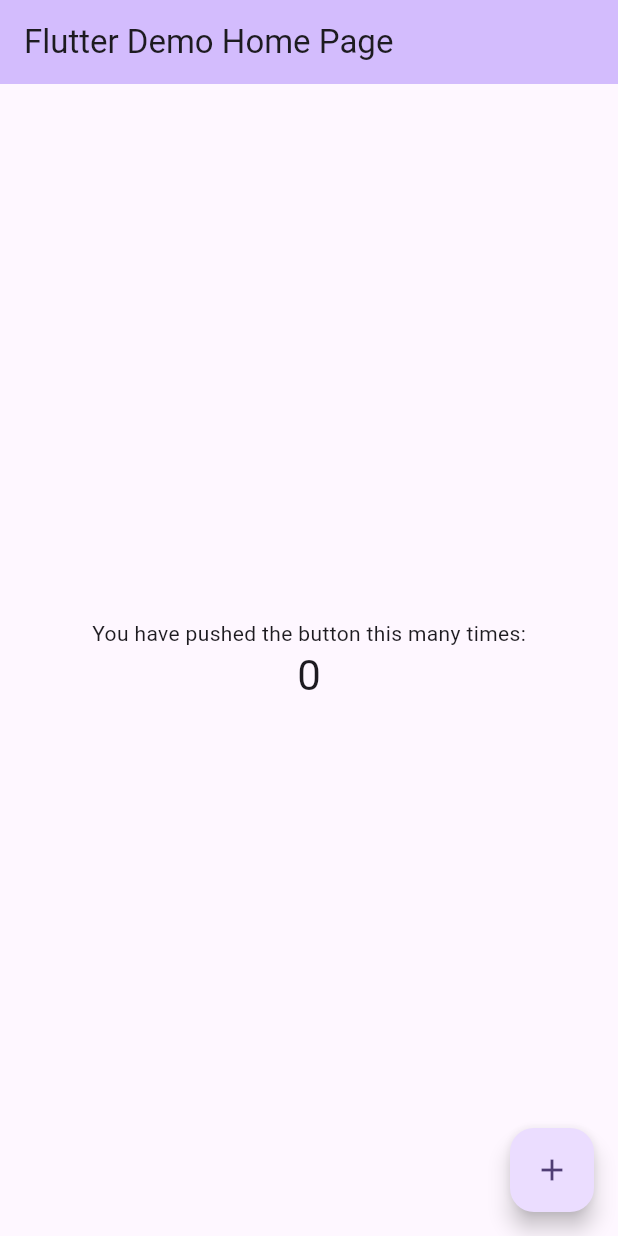
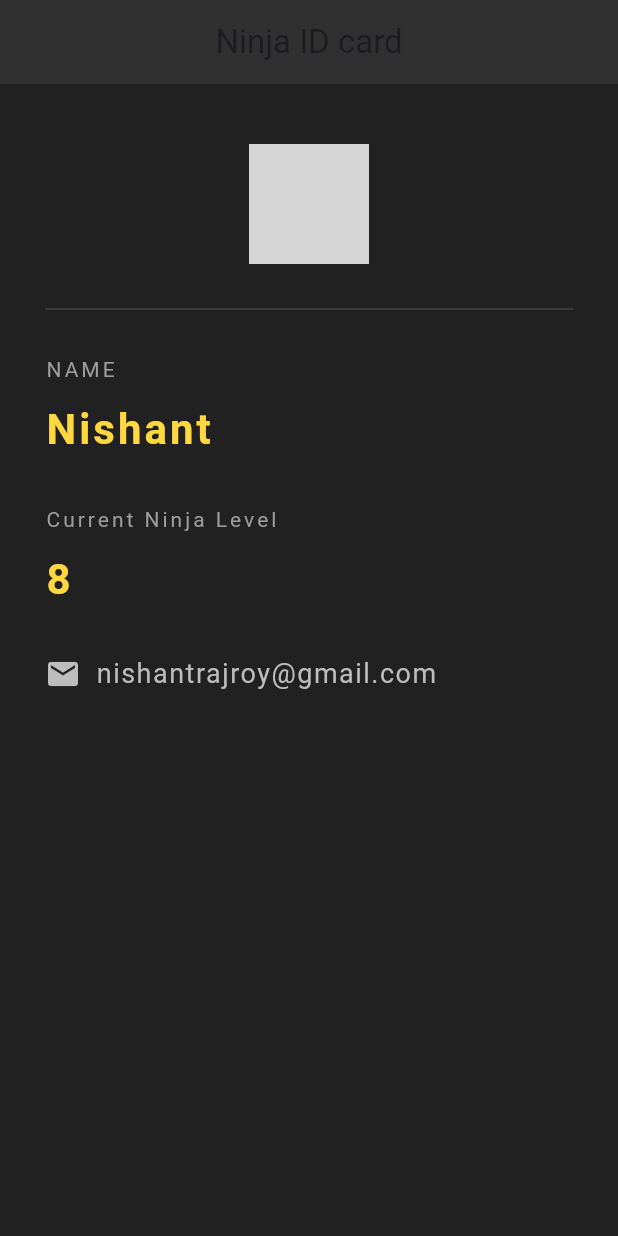
Before and after one commit to GaryChettiar/ninja_id, a Flutter app: the screen it shows after launch, on a phone screen of 412 x 824 dp. Run offline on Flutter 3.47's test engine with Material 3 defaults, Android fonts, the phone set to English and light mode, and no system bars; grey boxes are pictures that could not be loaded.

Commit message:
Ninja id page created

```diff
--- a/lib/main.dart
+++ b/lib/main.dart
@@ -1,125 +1,89 @@
 import 'package:flutter/material.dart';
 
 void main() {
-  runApp(const MyApp());
+  runApp(const HomePage());
 }
+class HomePage extends StatelessWidget {
+  const HomePage
+({super.key});
 
-class MyApp extends StatelessWidget {
-  const MyApp({super.key});
-
-  // This widget is the root of your application.
   @override
   Widget build(BuildContext context) {
-    return MaterialApp(
-      title: 'Flutter Dem0',
-      theme: ThemeData(
-        // This is the theme of your application.
-        //
-        // TRY THIS: Try running your application with "flutter run". You'll see
-        // the application has a blue toolbar. Then, without quitting the app,
-        // try changing the seedColor in the colorScheme below to Colors.green
-        // and then invoke "hot reload" (save your changes or press the "hot
-        // reload" button in a Flutter-supported IDE, or press "r" if you used
-        // the command line to start the app).
-        //
-        // Notice that the counter didn't reset back to zero; the application
-        // state is not lost during the reload. To reset the state, use hot
-        // restart instead.
-        //
-        // This works for code too, not just values: Most code changes can be
-        // tested with just a hot reload.
-        colorScheme: ColorScheme.fromSeed(seedColor: Colors.deepPurple),
-        useMaterial3: true,
+    return  MaterialApp(
+      debugShowCheckedModeBanner: false,
+      home: Scaffold(
+        backgroundColor: Colors.grey[900],
+        appBar: AppBar(
+          title: Text('Ninja ID card'),
+          centerTitle: true,
+          backgroundColor: Colors.grey[850],
+          elevation: 0,
+          ),
+      body: Padding(padding: EdgeInsets.fromLTRB(30 , 40, 30, 0),
+                child: Column(
+                  crossAxisAlignment: CrossAxisAlignment.start,
+
+                  children: [
+
+                    Center(
+                      child: CircleAvatar(backgroundImage: AssetImage('assets/ninja_pfp.avif'),
+                      radius: 40,),
+                    ),
+                    Divider(height: 60,color: Colors.grey[800],),
+                    Text("NAME",
+                    style: TextStyle(
+                      color: Colors.grey,
+                      letterSpacing: 2,
+                    ),),
+                    const SizedBox(
+                      height: 10,
+                    ),
+                    Text("Nishant",
+                    style: TextStyle(
+                      color: Colors.amberAccent[200],
+                      letterSpacing: 2,
+                      fontSize: 28,
+                      fontWeight: FontWeight.bold
+                    ),),
+                    const SizedBox(
+                      height: 30,
+                    ),
+                    Text("Current Ninja Level",
+                    style: TextStyle(
+                      color: Colors.grey,
+                      letterSpacing: 2,
+                    ),),
+                    const SizedBox(
+                      height: 10,
+                    ),
+                    Text("8",
+                    style: TextStyle(
+                      color: Colors.amberAccent[200],
+                      letterSpacing: 2,
+                      fontSize: 28,
+                      fontWeight: FontWeight.bold
+                    ),),
+                    const SizedBox(
+                      height: 30,
+                    ),
+                    Row(
+                      children: [
+
+                        Icon(Icons.email, color: Colors.grey[400],),
+                        const SizedBox(
+                          width: 10,
+                        ),
+                        Text("nishantrajroy@gmail.com",
+                        style: TextStyle(
+                          color: Colors.grey[400],
+                          fontSize: 18,
+                          letterSpacing: 1,                        ),)
+                      ],)
+                  ],
+                ),
+
       ),
-      home: const MyHomePage(title: 'Flutter Demo Home Page'),
+      ),
     );
   }
 }
-
-class MyHomePage extends StatefulWidget {
-  const MyHomePage({super.key, required this.title});
-
-  // This widget is the home page of your application. It is stateful, meaning
-  // that it has a State object (defined below) that contains fields that affect
-  // how it looks.
-
-  // This class is the configuration for the state. It holds the values (in this
-  // case the title) provided by the parent (in this case the App widget) and
-  // used by the build method of the State. Fields in a Widget subclass are
-  // always marked "final".
-
-  final String title;
-
-  @override
-  State<MyHomePage> createState() => _MyHomePageState();
-}
-
-class _MyHomePageState extends State<MyHomePage> {
-  int _counter = 0;
-
-  void _incrementCounter() {
-    setState(() {
-      // This call to setState tells the Flutter framework that something has
-      // changed in this State, which causes it to rerun the build method below
-      // so that the display can reflect the updated values. If we changed
-      // _counter without calling setState(), then the build method would not be
-      // called again, and so nothing would appear to happen.
-      _counter++;
-    });
-  }
-
-  @override
-  Widget build(BuildContext context) {
-    // This method is rerun every time setState is called, for instance as done
-    // by the _incrementCounter method above.
-    //
-    // The Flutter framework has been optimized to make rerunning build methods
-    // fast, so that you can just rebuild anything that needs updating rather
-    // than having to individually change instances of widgets.
-    return Scaffold(
-      appBar: AppBar(
-        // TRY THIS: Try changing the color here to a specific color (to
-        // Colors.amber, perhaps?) and trigger a hot reload to see the AppBar
-        // change color while the other colors stay the same.
-        backgroundColor: Theme.of(context).colorScheme.inversePrimary,
-        // Here we take the value from the MyHomePage object that was created by
-        // the App.build method, and use it to set our appbar title.
-        title: Text(widget.title),
-      ),
-      body: Center(
-        // Center is a layout widget. It takes a single child and positions it
-        // in the middle of the parent.
-        child: Column(
-          // Column is also a layout widget. It takes a list of children and
-          // arranges them vertically. By default, it sizes itself to fit its
-          // children horizontally, and tries to be as tall as its parent.
-          //
-          // Column has various properties to control how it sizes itself and
-          // how it positions its children. Here we use mainAxisAlignment to
-          // center the children vertically; the main axis here is the vertical
-          // axis because Columns are vertical (the cross axis would be
-          // horizontal).
-          //
-          // TRY THIS: Invoke "debug painting" (choose the "Toggle Debug Paint"
-          // action in the IDE, or press "p" in the console), to see the
-          // wireframe for each widget.
-          mainAxisAlignment: MainAxisAlignment.center,
-          children: <Widget>[
-            const Text(
-              'You have pushed the button this many times:',
-            ),
-            Text(
-              '$_counter',
-              style: Theme.of(context).textTheme.headlineMedium,
-            ),
-          ],
-        ),
-      ),
-      floatingActionButton: FloatingActionButton(
-        onPressed: _incrementCounter,
-        tooltip: 'Increment',
-        child: const Icon(Icons.add),
-      ), // This trailing comma makes auto-formatting nicer for build methods.
-    );
-  }
-}
--- a/pubspec.yaml
+++ b/pubspec.yaml
@@ -59,8 +59,8 @@ flutter:
   uses-material-design: true
 
   # To add assets to your application, add an assets section, like this:
-  # assets:
-  #   - images/a_dot_burr.jpeg
+  assets:
+    - assets/
   #   - images/a_dot_ham.jpeg
 
   # An image asset can refer to one or more resolution-specific "variants", see
```
Also changed, not shown: 2 other files.
